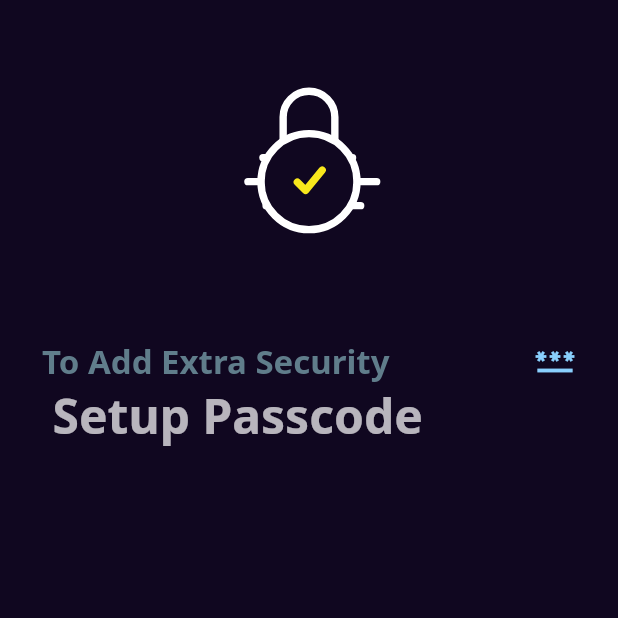
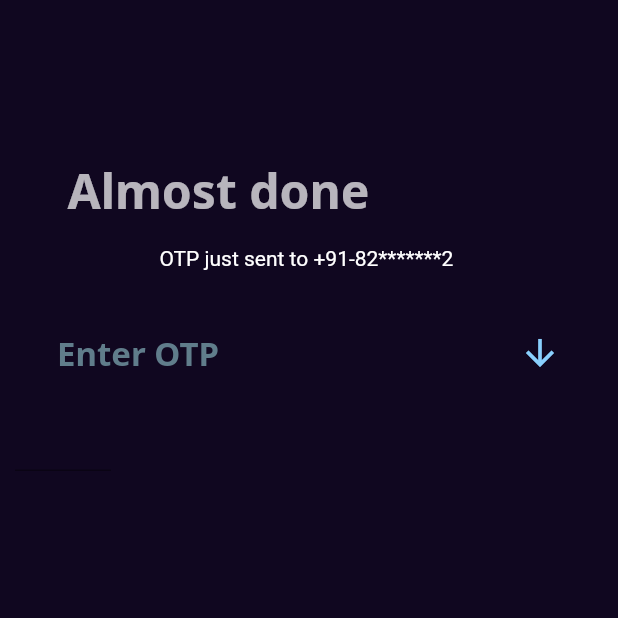
Before and after one commit to iamkranthi/expense_tracker_app, a Flutter app: the AuthPage screen opened by its route, on a phone screen of 412 x 824 dp, the top half of it. Run offline on Flutter 3.47's test engine with Material 2 defaults, Android fonts, the phone set to English and light mode, and no system bars; our stand-ins replace animated_text_kit, flutter_signin_button, google_fonts, google_nav_bar, iconsax, lottie and 1 more.

Commit message:
auth page added

```diff
--- a/lib/main.dart
+++ b/lib/main.dart
@@ -17,7 +17,7 @@ class MyApp extends StatelessWidget {
       title: 'expense tracker',
       theme: lightTheme,
       onGenerateRoute: route.controller,
-      initialRoute: route.authpage,
+      initialRoute: route.loginpage,
     );
   }
 }
--- a/lib/pages/intro_screens/auth_page.dart
+++ b/lib/pages/intro_screens/auth_page.dart
@@ -1,6 +1,8 @@
+
+
 import 'package:expense_tracker_app/export/exports.dart';
 import 'package:flutter/material.dart';
-//import 'package:expense_tracker_app/routes/routes.dart' as route;
+import 'package:expense_tracker_app/routes/routes.dart' as route;
 
 class AuthPage extends StatelessWidget {
   const AuthPage({Key? key}) : super(key: key);
@@ -8,11 +10,61 @@ class AuthPage extends StatelessWidget {
   @override
   Widget build(BuildContext context) {
     return Scaffold(
-      body: Column(
-        children: [
-          Lottie.asset('assets/lottie/auth.json', height: 225, width: 240),
-          const Icontext(text1: "To Add Extra Security", icon: Icons.password),
-          const WelcomeText(text1: 'Setup Passcode'),
+      body: Container(
+        margin: const EdgeInsets.symmetric(horizontal: 10, vertical: 25),
+        // padding: const EdgeInsets.only(right: 10),
+        child: Column(
+          children: [
+            verticalSpacer(80),
+            const WelcomeText(text1: 'Almost done '),
+            verticalSpacer(15),
+            const NumberWidget(number: 'OTP just sent to +91-82*******2 '),
+            verticalSpacer(40),
+            const Icontext(
+              text1: 'Enter OTP',
+              icon: Icons.arrow_downward_outlined,
+            ),
+            const OtpForm(),
+           // const OtpForm(),
+          ],
+        ),
+      ),
+    );
+  }
+}
+
+class NumberWidget extends StatelessWidget {
+  final String number;
+  const NumberWidget({
+    super.key,
+    required this.number,
+  });
+
+  @override
+  Widget build(BuildContext context) {
+    return Text(
+      number,
+      style: const TextStyle(color: Colors.white),
+    );
+  }
+}
+
+class OtpForm extends StatelessWidget {
+  const OtpForm({super.key});
+
+  @override
+  Widget build(BuildContext context) {
+    return Form(
+      child: Row(
+        children:  [
+          SizedBox(
+            height: 68,
+            width: 64,
+            child: TextField(
+              style: Theme.of(context).textTheme.headlineMedium,
+              keyboardType: TextInputType.number,
+            ),
+          )
         ],
       ),
     );
--- a/lib/pages/intro_screens/intro_widgets/login_button.dart
+++ b/lib/pages/intro_screens/intro_widgets/login_button.dart
@@ -1,4 +1,5 @@
-import 'package:expense_tracker_app/pages/widgets/text_style.dart';
+import 'package:expense_tracker_app/export/exports.dart';
+//import 'package:expense_tracker_app/pages/widgets/text_style.dart';
 import 'package:flutter/material.dart';
 import 'package:expense_tracker_app/routes/routes.dart' as route;
 class LogButton extends StatelessWidget {
@@ -19,7 +20,7 @@ class LogButton extends StatelessWidget {
           shape: RoundedRectangleBorder(
             borderRadius: BorderRadius.circular(17),
           ),
-          backgroundColor: Colors.white70,
+          backgroundColor: ConstantColors.iconColor,
         ),
         child: Text(
           logs,
--- a/pubspec.yaml
+++ b/pubspec.yaml
@@ -42,6 +42,7 @@ dependencies:
   lottie: ^1.4.2
   animated_text_kit: ^4.2.2
   flutter_signin_button: ^2.0.0
+  local_auth: ^2.1.2
 
 
 dev_dependencies:
```
Also changed, not shown: assets/lottie/auth.json (+1 -1 lines), pubspec.lock, 3 other files.
